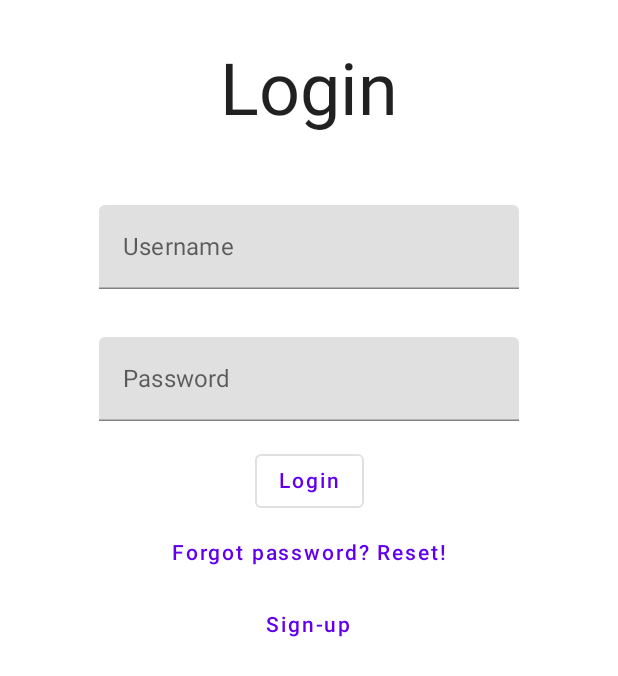
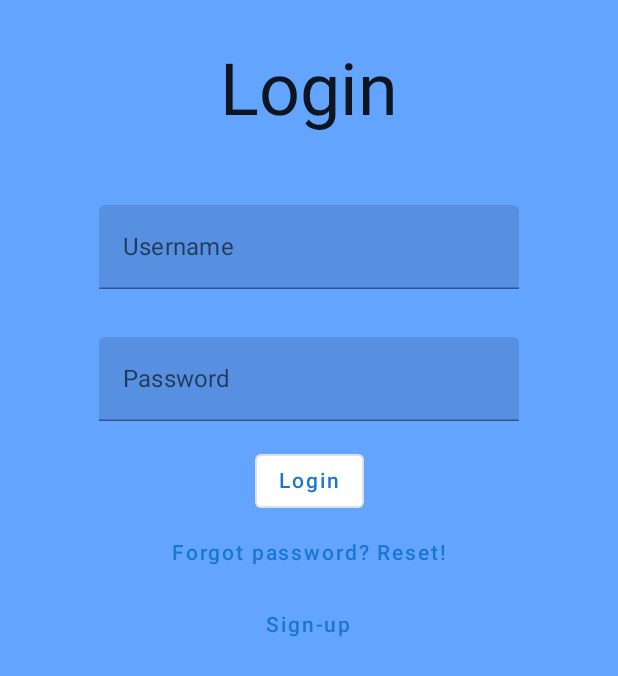
Before and after one commit to paraviolin/gymtastic, an Android app built with Jetpack Compose: the screen it shows after launch (MainActivity), on a phone screen of 412 x 824 dp. Shown: the top 676 px of the screen. Run offline under Robolectric (Android 15) with nearby library versions, the phone set to English and light mode, and no system bars; our stand-ins replace Dagger/Hilt's generated code, Firebase (no records; nobody signed in at launch, a user with empty details on screens opened directly).

Commit message:
wip main screen graphic

```diff
--- a/app/src/main/java/it/matteo/gymtastic/MainActivity.kt
+++ b/app/src/main/java/it/matteo/gymtastic/MainActivity.kt
@@ -1,5 +1,6 @@
 package it.matteo.gymtastic
 
+import android.content.Context
 import android.os.Bundle
 import androidx.activity.ComponentActivity
 import androidx.activity.compose.setContent
@@ -8,6 +9,8 @@ import androidx.compose.material.MaterialTheme
 import androidx.compose.material.Surface
 import androidx.compose.runtime.Composable
 import androidx.compose.ui.Modifier
+import androidx.core.content.ContextCompat
+import androidx.core.view.WindowCompat
 import androidx.navigation.compose.rememberNavController
 import dagger.hilt.EntryPoint
 import dagger.hilt.android.AndroidEntryPoint
--- a/app/src/main/java/it/matteo/gymtastic/presentation/workout_detail/WorkoutDetailScreen.kt
+++ b/app/src/main/java/it/matteo/gymtastic/presentation/workout_detail/WorkoutDetailScreen.kt
@@ -1,6 +1,7 @@
 package it.matteo.gymtastic.presentation.workout_detail
 
 import androidx.compose.foundation.layout.fillMaxHeight
+import androidx.compose.foundation.layout.fillMaxWidth
 import androidx.compose.foundation.lazy.LazyColumn
 import androidx.compose.material.Scaffold
 import androidx.compose.material.Text
--- a/app/src/main/java/it/matteo/gymtastic/ui/theme/Color.kt
+++ b/app/src/main/java/it/matteo/gymtastic/ui/theme/Color.kt
@@ -2,7 +2,9 @@ package it.matteo.gymtastic.ui.theme
 
 import androidx.compose.ui.graphics.Color
 
-val Purple200 = Color(0xFFBB86FC)
-val Purple500 = Color(0xFF6200EE)
-val Purple700 = Color(0xFF3700B3)
-val Teal200 = Color(0xFF03DAC5)
+val Yellow200 = Color(0xFFFFFF00)
+val Yellow500 = Color(0xFFFFFF5A)
+val Yellow700 = Color(0xFFC7CC00)
+val Blue200 = Color(0xFF1976D2)
+val Blue500 = Color(0xFF63A4FF)
+val Blue700 = Color(0xFF004BA0)
--- a/app/src/main/java/it/matteo/gymtastic/ui/theme/Theme.kt
+++ b/app/src/main/java/it/matteo/gymtastic/ui/theme/Theme.kt
@@ -7,15 +7,16 @@ import androidx.compose.material.lightColors
 import androidx.compose.runtime.Composable
 
 private val DarkColorPalette = darkColors(
-    primary = Purple200,
-    primaryVariant = Purple700,
-    secondary = Teal200
+    primary = Blue200,
+    primaryVariant = Blue700,
+    secondary = Yellow500,
 )
 
 private val LightColorPalette = lightColors(
-    primary = Purple500,
-    primaryVariant = Purple700,
-    secondary = Teal200
+    primary = Blue200,
+    primaryVariant = Blue700,
+    secondary = Yellow200,
+    background = Blue500,
 
     /* Other default colors to override
     background = Color.White,
--- a/app/src/main/java/it/matteo/gymtastic/ui/theme/Type.kt
+++ b/app/src/main/java/it/matteo/gymtastic/ui/theme/Type.kt
@@ -2,16 +2,31 @@ package it.matteo.gymtastic.ui.theme
 
 import androidx.compose.material.Typography
 import androidx.compose.ui.text.TextStyle
+import androidx.compose.ui.text.font.Font
 import androidx.compose.ui.text.font.FontFamily
 import androidx.compose.ui.text.font.FontWeight
+import androidx.compose.ui.text.font.Typeface
 import androidx.compose.ui.unit.sp
+import it.matteo.gymtastic.R
 
 // Set of Material typography styles to start with
+val bebasNeue = FontFamily(Font(R.font.bebas_neue_regular))
+
 val Typography = Typography(
     body1 = TextStyle(
-        fontFamily = FontFamily.Default,
+        fontFamily = FontFamily(Font(R.font.bebas_neue_regular)),
         fontWeight = FontWeight.Normal,
         fontSize = 16.sp
+    ),
+    h5 = TextStyle(
+        fontFamily = bebasNeue,
+        fontWeight = FontWeight.Bold,
+        fontSize = 40.sp
+    ),
+    body2 = TextStyle(
+        fontFamily = FontFamily(Font(R.font.bebas_neue_regular)),
+        fontWeight = FontWeight.ExtraBold,
+        fontSize = 24.sp
     )
     /* Other default text styles to override
     button = TextStyle(
--- a/app/src/main/res/values/colors.xml
+++ b/app/src/main/res/values/colors.xml
@@ -1,8 +1,8 @@
 <?xml version="1.0" encoding="utf-8"?>
 <resources>
     <color name="purple_200">#FFBB86FC</color>
-    <color name="purple_500">#FF6200EE</color>
-    <color name="purple_700">#FF3700B3</color>
+    <color name="purple_500">#FF004BA0</color>
+    <color name="purple_700">#FF004BA0</color>
     <color name="teal_200">#FF03DAC5</color>
     <color name="teal_700">#FF018786</color>
     <color name="black">#FF000000</color>
```
Also changed, not shown: app/src/main/java/it/matteo/gymtastic/presentation/main/MainScreen.kt (+47 -15 lines), app/src/main/java/it/matteo/gymtastic/presentation/main/viewModel/MainScreenViewModel.kt (+9 -14 lines), app/src/main/res/font/bebas_neue_regular.ttf (added).
